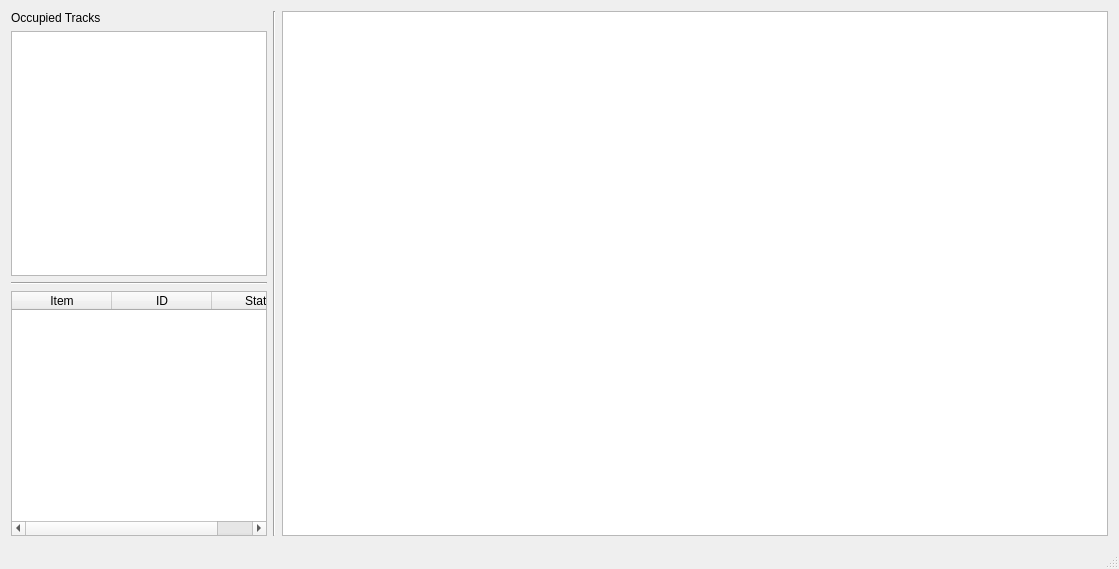
Before: the Qt Designer form mainwindow.ui in leeseemann/CPE_453, drawn with Qt 5.
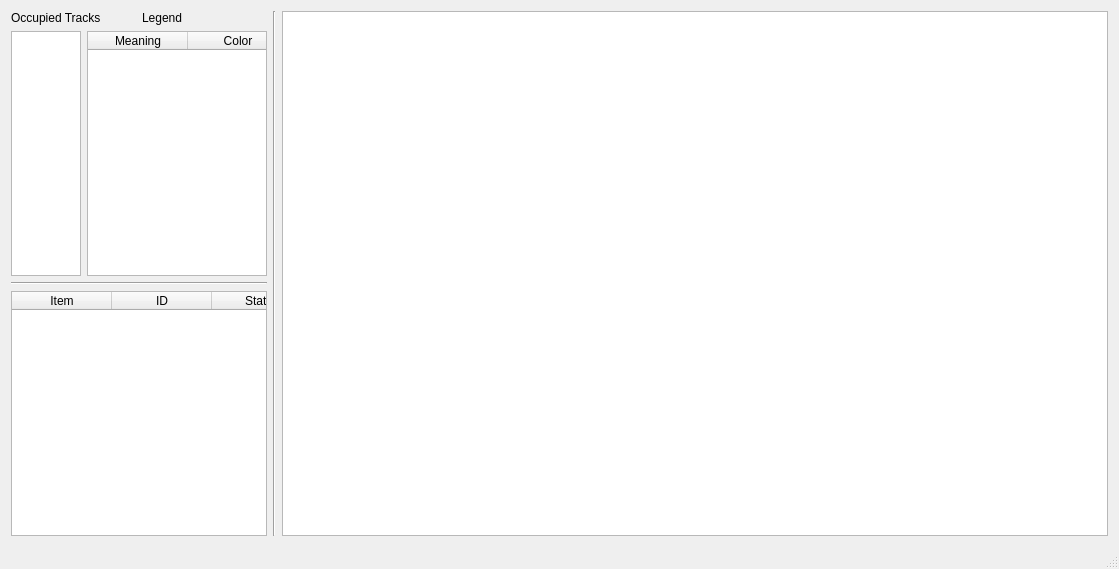
After: the same form once the commit is applied.

```diff
--- a/mainwindow.ui
+++ b/mainwindow.ui
@@ -16,28 +16,35 @@
   <widget class="QWidget" name="centralwidget">
    <layout class="QGridLayout" name="gridLayout">
     <item row="0" column="0">
-     <layout class="QHBoxLayout" name="horizontalLayout_2">
+     <layout class="QHBoxLayout" name="horizontalLayout_3">
       <item>
-       <layout class="QVBoxLayout" name="verticalLayout" stretch="0,0,0,0,0">
+       <layout class="QVBoxLayout" name="verticalLayout">
         <property name="spacing">
          <number>6</number>
         </property>
         <property name="sizeConstraint">
-         <enum>QLayout::SetNoConstraint</enum>
+         <enum>QLayout::SetMaximumSize</enum>
         </property>
-        <property name="rightMargin">
-         <number>0</number>
-        </property>
         <item>
-         <widget class="QLabel" name="occupiedTracksLabel">
+         <layout class="QHBoxLayout" name="horizontalLayout">
+          <item>
+           <widget class="QLabel" name="lblOccupiedTracks">
           <property name="text">
            <string>Occupied Tracks</string>
           </property>
          </widget>
         </item>
         <item>
-         <layout class="QHBoxLayout" name="horizontalLayout"/>
-        </item>
+           <widget class="QLabel" name="lblLegend">
+            <property name="text">
+             <string>Legend</string>
+            </property>
+           </widget>
+          </item>
+         </layout>
+        </item>
+        <item>
+         <layout class="QHBoxLayout" name="horizontalLayout_2">
         <item>
          <widget class="QListWidget" name="occupiedTracksList">
           <property name="sizePolicy">
@@ -46,7 +53,47 @@
             <verstretch>0</verstretch>
            </sizepolicy>
           </property>
-         </widget>
+            <property name="horizontalScrollBarPolicy">
+             <enum>Qt::ScrollBarAlwaysOff</enum>
+            </property>
+            <property name="sizeAdjustPolicy">
+             <enum>QAbstractScrollArea::AdjustToContents</enum>
+            </property>
+           </widget>
+          </item>
+          <item>
+           <widget class="QTableWidget" name="legend">
+            <property name="sizePolicy">
+             <sizepolicy hsizetype="Maximum" vsizetype="Expanding">
+              <horstretch>0</horstretch>
+              <verstretch>0</verstretch>
+             </sizepolicy>
+            </property>
+            <property name="horizontalScrollBarPolicy">
+             <enum>Qt::ScrollBarAlwaysOff</enum>
+            </property>
+            <property name="sizeAdjustPolicy">
+             <enum>QAbstractScrollArea::AdjustToContents</enum>
+            </property>
+            <column>
+             <property name="text">
+              <string>Meaning</string>
+             </property>
+             <property name="textAlignment">
+              <set>AlignHCenter|AlignVCenter|AlignCenter</set>
+             </property>
+            </column>
+            <column>
+             <property name="text">
+              <string>Color</string>
+             </property>
+             <property name="textAlignment">
+              <set>AlignHCenter|AlignVCenter|AlignCenter</set>
+             </property>
+            </column>
+           </widget>
+          </item>
+         </layout>
         </item>
         <item>
          <widget class="Line" name="line">
@@ -57,20 +104,17 @@
         </item>
         <item>
          <widget class="QTreeWidget" name="treeWidget">
-          <property name="sizePolicy">
-           <sizepolicy hsizetype="Maximum" vsizetype="Expanding">
-            <horstretch>0</horstretch>
-            <verstretch>0</verstretch>
-           </sizepolicy>
-          </property>
           <property name="maximumSize">
            <size>
             <width>256</width>
             <height>16777215</height>
            </size>
           </property>
+          <property name="horizontalScrollBarPolicy">
+           <enum>Qt::ScrollBarAlwaysOff</enum>
+          </property>
           <property name="sizeAdjustPolicy">
-           <enum>QAbstractScrollArea::AdjustIgnored</enum>
+           <enum>QAbstractScrollArea::AdjustToContents</enum>
           </property>
           <property name="allColumnsShowFocus">
            <bool>false</bool>
```
Left out of the diff: 3 changed lines with no effect on the pictures. Lines whose indentation alone changed are shown as unchanged.
